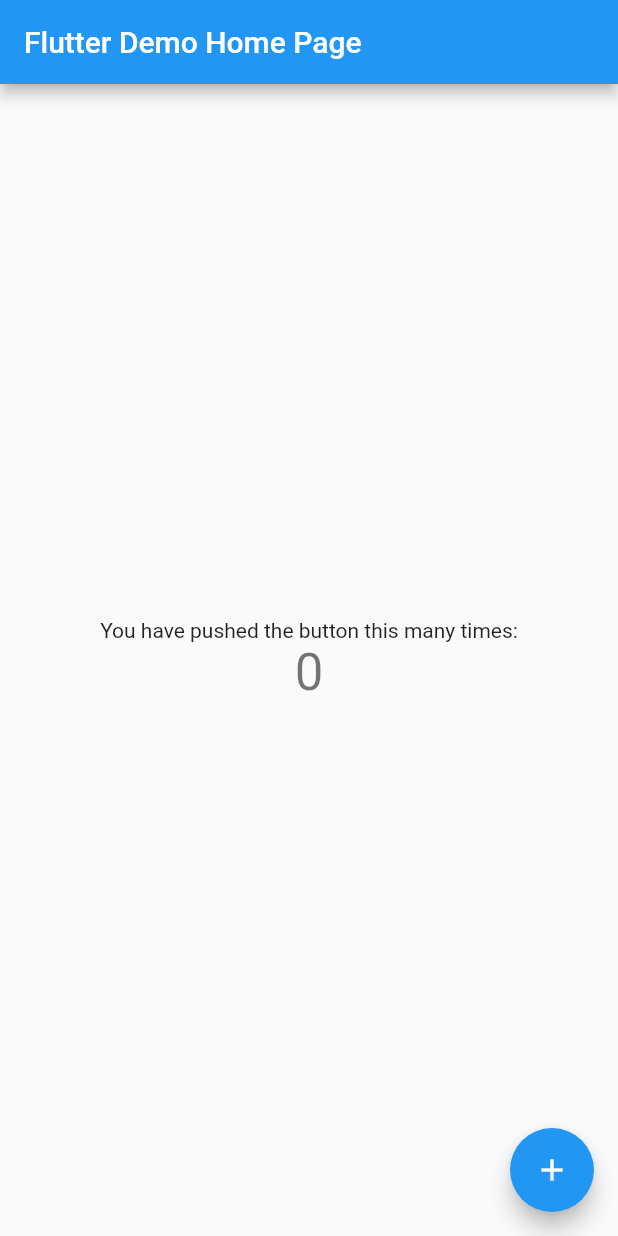
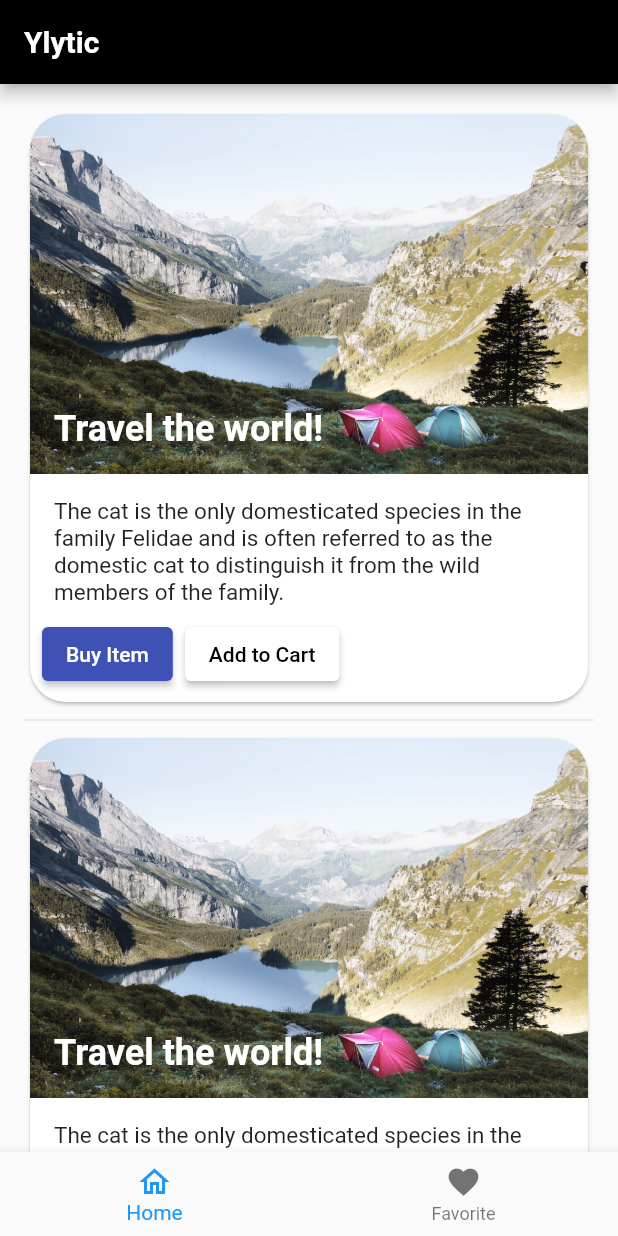
Before and after one commit to aditya-kd/ylytic_assignment, a Flutter app: the screen it shows after launch, on a phone screen of 412 x 824 dp. Run offline on Flutter 3.47's test engine with Material 2 defaults, Android fonts, the phone set to English and light mode, and no system bars; Roboto replaces fonts that are missing (Montserrat).

Commit message:
fisrt commit

```diff
--- /dev/null
+++ b/lib/helper/cardBank.dart
@@ -0,0 +1,69 @@
+//normal card
+import "package:flutter/material.dart";
+
+Widget buildImageInteractionCard(context) {
+  return Card(
+    clipBehavior: Clip.antiAlias,
+    shape: RoundedRectangleBorder(
+      borderRadius: BorderRadius.circular(24),
+    ),
+    child: Column(
+      children: [
+        Stack(
+          children: [
+            Ink.image(
+              image: const AssetImage('images/lake.jpg'),
+              height: 240,
+              fit: BoxFit.cover,
+            ),
+            const Positioned(
+              bottom: 16,
+              right: 16,
+              left: 16,
+              child: Text(
+                'Travel the world!',
+                style: TextStyle(
+                  fontWeight: FontWeight.bold,
+                  color: Colors.white,
+                  fontSize: 24,
+                ),
+              ),
+            ),
+          ],
+        ),
+        Padding(
+          padding: const EdgeInsets.all(16).copyWith(bottom: 0),
+          child: const Text(
+            'The cat is the only domesticated species in the family Felidae and is often referred to as the domestic cat to distinguish it from the wild members of the family.',
+            style: TextStyle(fontSize: 15),
+          ),
+        ),
+        ButtonBar(
+          alignment: MainAxisAlignment.start,
+          children: [
+            ElevatedButton(
+              style: ElevatedButton.styleFrom(primary: Colors.indigo),
+              child: const Text('Buy Item'),
+              onPressed: () {
+                ScaffoldMessenger.of(context)
+                    .showSnackBar(const SnackBar(content:  Text('Item Purchased')));
+              },
+            ),
+            ElevatedButton(
+                style: ElevatedButton.styleFrom(
+                  primary: Colors.white,
+                ),
+                child: const Text(
+                  'Add to Cart',
+                  style: TextStyle(color: Colors.black),
+                ),
+                onPressed: () {
+                  ScaffoldMessenger.of(context).showSnackBar(
+                      const SnackBar(content:  Text('Item added to cart')));
+                }),
+          ],
+        )
+      ],
+    ),
+  );
+}
--- /dev/null
+++ b/lib/helper/navigator.dart
@@ -0,0 +1,57 @@
+import 'package:flutter/material.dart';
+import '../screen/homescreen.dart';
+import '../screen/secondscreen.dart';
+
+class NavigatorScreen extends StatefulWidget {
+  const NavigatorScreen({Key? key}) : super(key: key);
+
+  // This widget is the root of your application.
+  @override
+  _NavigatorScreenState createState() => _NavigatorScreenState();
+}
+
+class _NavigatorScreenState extends State<NavigatorScreen> {
+  int _selectedIndex = 0;
+  final PageController _controller = PageController();
+  void _onPageChanged(int index) {
+    setState(() {
+      _selectedIndex = index;
+    });
+  }
+
+  void _onItemTap(int index) {
+    _controller.animateToPage(index,
+        duration: const Duration(seconds: 1), curve: Curves.linearToEaseOut);
+  }
+
+  @override
+  Widget build(BuildContext context) {
+    List<Widget> _pages = [
+      const CardList(),
+      const SecondScreen(),
+    ];
+    return MaterialApp(
+        theme: ThemeData(primarySwatch: Colors.blue, fontFamily: 'Montserrat'),
+        home: SafeArea(
+          child: Scaffold(
+            body: PageView(
+              controller: _controller,
+              onPageChanged: _onPageChanged,
+              children: _pages,
+            ),
+            bottomNavigationBar: BottomNavigationBar(
+              onTap: _onItemTap,
+              currentIndex: _selectedIndex,
+              selectedItemColor: Colors.blue,
+              unselectedItemColor: Colors.black54,
+              items: const [
+                BottomNavigationBarItem(
+                    icon: Icon(Icons.home_outlined), label: 'Home'),
+                BottomNavigationBarItem(
+                    icon: Icon(Icons.favorite), label: 'Favorite'),
+              ],
+            ),
+          ),
+        ));
+  }
+}
--- a/lib/main.dart
+++ b/lib/main.dart
@@ -1,4 +1,6 @@
 import 'package:flutter/material.dart';
+
+import 'helper/navigator.dart';
 
 void main() {
   runApp(const MyApp());
@@ -6,110 +8,13 @@
 
 class MyApp extends StatelessWidget {
   const MyApp({Key? key}) : super(key: key);
-
-  // This widget is the root of your application.
   @override
   Widget build(BuildContext context) {
     return MaterialApp(
-      title: 'Flutter Demo',
-      theme: ThemeData(
-        // This is the theme of your application.
-        //
-        // Try running your application with "flutter run". You'll see the
-        // application has a blue toolbar. Then, without quitting the app, try
-        // changing the primarySwatch below to Colors.green and then invoke
-        // "hot reload" (press "r" in the console where you ran "flutter run",
-        // or simply save your changes to "hot reload" in a Flutter IDE).
-        // Notice that the counter didn't reset back to zero; the application
-        // is not restarted.
-        primarySwatch: Colors.blue,
-      ),
-      home: const MyHomePage(title: 'Flutter Demo Home Page'),
-    );
+        title: 'Ylytic Demo',
+        theme: ThemeData(
+          primarySwatch: Colors.blue,
+        ),
+        home: const SafeArea(child: NavigatorScreen()));
   }
 }
-
-class MyHomePage extends StatefulWidget {
-  const MyHomePage({Key? key, required this.title}) : super(key: key);
-
-  // This widget is the home page of your application. It is stateful, meaning
-  // that it has a State object (defined below) that contains fields that affect
-  // how it looks.
-
-  // This class is the configuration for the state. It holds the values (in this
-  // case the title) provided by the parent (in this case the App widget) and
-  // used by the build method of the State. Fields in a Widget subclass are
-  // always marked "final".
-
-  final String title;
-
-  @override
-  State<MyHomePage> createState() => _MyHomePageState();
-}
-
-class _MyHomePageState extends State<MyHomePage> {
-  int _counter = 0;
-
-  void _incrementCounter() {
-    setState(() {
-      // This call to setState tells the Flutter framework that something has
-      // changed in this State, which causes it to rerun the build method below
-      // so that the display can reflect the updated values. If we changed
-      // _counter without calling setState(), then the build method would not be
-      // called again, and so nothing would appear to happen.
-      _counter++;
-    });
-  }
-
-  @override
-  Widget build(BuildContext context) {
-    // This method is rerun every time setState is called, for instance as done
-    // by the _incrementCounter method above.
-    //
-    // The Flutter framework has been optimized to make rerunning build methods
-    // fast, so that you can just rebuild anything that needs updating rather
-    // than having to individually change instances of widgets.
-    return Scaffold(
-      appBar: AppBar(
-        // Here we take the value from the MyHomePage object that was created by
-        // the App.build method, and use it to set our appbar title.
-        title: Text(widget.title),
-      ),
-      body: Center(
-        // Center is a layout widget. It takes a single child and positions it
-        // in the middle of the parent.
-        child: Column(
-          // Column is also a layout widget. It takes a list of children and
-          // arranges them vertically. By default, it sizes itself to fit its
-          // children horizontally, and tries to be as tall as its parent.
-          //
-          // Invoke "debug painting" (press "p" in the console, choose the
-          // "Toggle Debug Paint" action from the Flutter Inspector in Android
-          // Studio, or the "Toggle Debug Paint" command in Visual Studio Code)
-          // to see the wireframe for each widget.
-          //
-          // Column has various properties to control how it sizes itself and
-          // how it positions its children. Here we use mainAxisAlignment to
-          // center the children vertically; the main axis here is the vertical
-          // axis because Columns are vertical (the cross axis would be
-          // horizontal).
-          mainAxisAlignment: MainAxisAlignment.center,
-          children: <Widget>[
-            const Text(
-              'You have pushed the button this many times:',
-            ),
-            Text(
-              '$_counter',
-              style: Theme.of(context).textTheme.headline4,
-            ),
-          ],
-        ),
-      ),
-      floatingActionButton: FloatingActionButton(
-        onPressed: _incrementCounter,
-        tooltip: 'Increment',
-        child: const Icon(Icons.add),
-      ), // This trailing comma makes auto-formatting nicer for build methods.
-    );
-  }
-}
--- /dev/null
+++ b/lib/screen/homescreen.dart
@@ -0,0 +1,33 @@
+import 'package:flutter/material.dart';
+
+import '../helper/cardBank.dart';
+
+class CardList extends StatefulWidget {
+  const CardList({Key? key}) : super(key: key);
+
+  @override
+  State<CardList> createState() => _CardListState();
+}
+
+class _CardListState extends State<CardList> {
+  @override
+  Widget build(BuildContext context) {
+    return Scaffold(
+      appBar: AppBar(
+        backgroundColor: Colors.black,
+        title: const Text(
+          "Ylytic",
+          style: TextStyle(fontWeight: FontWeight.bold),
+        ),
+      ),
+      body: ListView.builder(
+        padding: const EdgeInsets.all(16.0),
+        itemBuilder: (context, i) {
+          if (i.isOdd) return const Divider();
+
+          return buildImageInteractionCard(context);
+        },
+      ),
+    );
+  }
+}
```
Also changed, not shown: lib/screen/secondscreen.dart (added, +55 -0 lines), pubspec.yaml (+3 -4 lines), images/lake.jpg (added), images/mountain.jpg (added).
